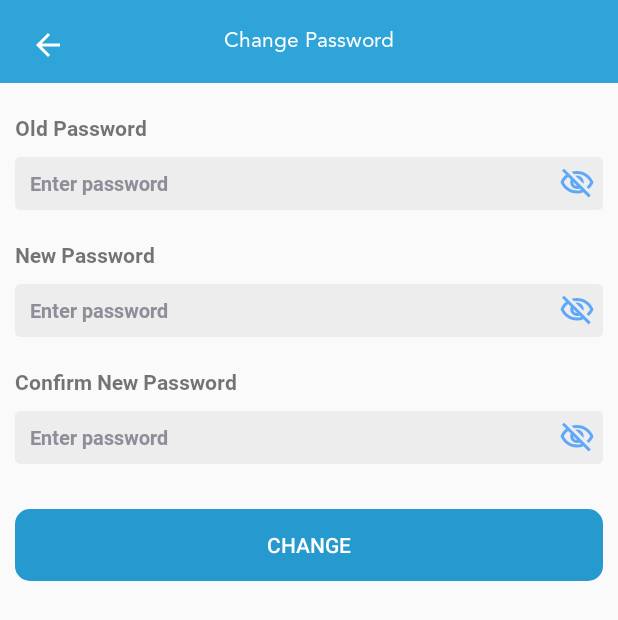
After one commit to harrysusantocatch/robocoinx, an Android app: the ChangePasswordActivity screen opened directly, with no data from a screen before it, on a phone screen of 412 x 824 dp. The commit adds this screen. Shown: the top 620 px of the screen. Run offline under Robolectric (Android 15) with nearby library versions, the phone set to English and light mode, and no system bars.

Commit message:
add change password

```diff
--- a/app/src/main/AndroidManifest.xml
+++ b/app/src/main/AndroidManifest.xml
@@ -17,7 +17,8 @@
         android:roundIcon="@mipmap/ic_launcher_round"
         android:supportsRtl="true"
         android:theme="@style/AppTheme">
-        <activity android:name=".activity.ForgotPasswordActivity"></activity>
+        <activity android:name=".activity.ChangePasswordActivity"></activity>
+        <activity android:name=".activity.ForgotPasswordActivity" />
         <activity android:name=".activity.SignUpActivity" />
         <activity android:name=".activity.ManualRollActivity" />
         <activity android:name=".activity.DepositActivity" />
--- a/app/src/main/java/com/bureng/robocoinx/activity/HomeActivity.kt
+++ b/app/src/main/java/com/bureng/robocoinx/activity/HomeActivity.kt
@@ -217,7 +217,7 @@ class HomeActivity : Activity(), HomeContract.View, View.OnClickListener {
                     newIntent.putExtra(StaticValues.DEPOSIT_ADDRESS, depositAddress)
                     startActivity(newIntent)
                 }
-                layoutNotify.setOnClickListener { dialog.dismiss() }
+                layoutNotify.setOnClickListener { startActivity(Intent(this, ChangePasswordActivity::class.java)) }
                 btnLogout.setOnClickListener { presenter.logout(applicationContext) }
                 dialog.show()
             }
--- /dev/null
+++ b/app/src/main/java/com/bureng/robocoinx/contract/ChangePasswordContract.kt
@@ -0,0 +1,16 @@
+package com.bureng.robocoinx.contract
+
+import android.content.Context
+
+interface ChangePasswordContract {
+    interface View {
+        fun showMessage(message: String)
+        fun showSuccessMessage(message: String)
+        fun showProgressBar()
+        fun hideProgressBar()
+    }
+
+    interface Presenter {
+        fun changePassword(context: Context, oldPassword: String, newPassword: String, repeatPassword: String)
+    }
+}
--- /dev/null
+++ b/app/src/main/res/layout/activity_change_password.xml
@@ -0,0 +1,206 @@
+<?xml version="1.0" encoding="utf-8"?>
+<androidx.constraintlayout.widget.ConstraintLayout xmlns:android="http://schemas.android.com/apk/res/android"
+    xmlns:app="http://schemas.android.com/apk/res-auto"
+    xmlns:tools="http://schemas.android.com/tools"
+    android:layout_width="match_parent"
+    android:layout_height="match_parent"
+    tools:context=".activity.ChangePasswordActivity">
+
+    <androidx.constraintlayout.widget.ConstraintLayout
+        android:layout_width="match_parent"
+        android:layout_height="wrap_content"
+        app:layout_constraintStart_toStartOf="parent"
+        app:layout_constraintTop_toTopOf="parent">
+
+        <ProgressBar
+            android:id="@+id/progressBarWD"
+            style="?android:attr/progressBarStyle"
+            android:layout_width="wrap_content"
+            android:layout_height="wrap_content"
+            android:theme="@style/BlueAccent"
+            android:visibility="gone"
+            app:layout_constraintBottom_toBottomOf="parent"
+            app:layout_constraintEnd_toEndOf="parent"
+            app:layout_constraintStart_toStartOf="parent"
+            app:layout_constraintTop_toTopOf="parent" />
+
+        <androidx.constraintlayout.widget.ConstraintLayout
+            android:id="@+id/overview"
+            android:layout_width="match_parent"
+            android:layout_height="wrap_content"
+            android:background="@color/colorPrimary"
+            app:layout_constraintTop_toTopOf="parent">
+
+            <ImageView
+                android:id="@+id/imageBackWD"
+                android:layout_width="wrap_content"
+                android:layout_height="wrap_content"
+                android:layout_marginStart="20dp"
+                android:layout_marginTop="18dp"
+                android:src="?attr/actionModeCloseDrawable"
+                android:tint="@color/white"
+                app:layout_constraintStart_toStartOf="parent"
+                app:layout_constraintTop_toTopOf="parent" />
+
+            <TextView
+                android:id="@+id/labeHeader"
+                android:layout_width="wrap_content"
+                android:layout_height="wrap_content"
+                android:layout_marginTop="18dp"
+                android:layout_marginBottom="20dp"
+                android:fontFamily="@font/avenir_roman"
+                android:text="@string/label_change_password"
+                android:textColor="@color/white"
+                android:textSize="14sp"
+                app:layout_constraintBottom_toBottomOf="parent"
+                app:layout_constraintEnd_toEndOf="parent"
+                app:layout_constraintStart_toStartOf="parent"
+                app:layout_constraintTop_toTopOf="parent" />
+
+        </androidx.constraintlayout.widget.ConstraintLayout>
+
+        <TextView
+            android:id="@+id/labelOldPassword"
+            android:layout_width="wrap_content"
+            android:layout_height="wrap_content"
+            android:layout_marginStart="10dp"
+            android:layout_marginTop="20dp"
+            android:fontFamily="@font/roboto_bold"
+            android:text="@string/label_old_password"
+            app:layout_constraintStart_toStartOf="parent"
+            app:layout_constraintTop_toBottomOf="@id/overview" />
+
+        <EditText
+            android:id="@+id/editTextOldPassword"
+            android:layout_width="match_parent"
+            android:layout_height="35dp"
+            android:layout_marginStart="10dp"
+            android:layout_marginTop="10dp"
+            android:layout_marginEnd="10dp"
+            android:background="@drawable/edit_text_grey"
+            android:fontFamily="@font/roboto_bold"
+            android:hint="@string/label_password_e"
+            android:inputType="textPassword"
+            android:paddingStart="10dp"
+            android:textAllCaps="false"
+            android:textColor="@color/greyishBrown"
+            android:textColorHint="@color/greyishBrown"
+            android:textSize="13sp"
+            app:layout_constraintEnd_toEndOf="parent"
+            app:layout_constraintStart_toStartOf="parent"
+            app:layout_constraintTop_toBottomOf="@+id/labelOldPassword" />
+
+        <ImageView
+            android:id="@+id/imageVisibilityOldPass"
+            android:layout_width="wrap_content"
+            android:layout_height="wrap_content"
+            android:paddingStart="0dp"
+            android:paddingTop="5dp"
+            android:paddingEnd="5dp"
+            android:src="@drawable/ic_visibility_off"
+            android:tint="@color/brightBlue"
+            app:layout_constraintEnd_toEndOf="@id/editTextOldPassword"
+            app:layout_constraintTop_toTopOf="@id/editTextOldPassword" />
+
+        <TextView
+            android:id="@+id/labelNewPassword"
+            android:layout_width="wrap_content"
+            android:layout_height="wrap_content"
+            android:layout_marginStart="10dp"
+            android:layout_marginTop="20dp"
+            android:fontFamily="@font/roboto_bold"
+            android:text="@string/label_new_password"
+            app:layout_constraintStart_toStartOf="parent"
+            app:layout_constraintTop_toBottomOf="@id/editTextOldPassword" />
+
+        <EditText
+            android:id="@+id/editTextNewPassword"
+            android:layout_width="match_parent"
+            android:layout_height="35dp"
+            android:layout_marginStart="10dp"
+            android:layout_marginTop="10dp"
+            android:layout_marginEnd="10dp"
+            android:background="@drawable/edit_text_grey"
+            android:fontFamily="@font/roboto_bold"
+            android:hint="@string/label_password_e"
+            android:inputType="textPassword"
+            android:paddingStart="10dp"
+            android:textAllCaps="false"
+            android:textColor="@color/greyishBrown"
+            android:textColorHint="@color/greyishBrown"
+            android:textSize="13sp"
+            app:layout_constraintEnd_toEndOf="parent"
+            app:layout_constraintStart_toStartOf="parent"
+            app:layout_constraintTop_toBottomOf="@+id/labelNewPassword" />
+
+        <ImageView
+            android:id="@+id/imageVisibilityNewPass"
+            android:layout_width="wrap_content"
+            android:layout_height="wrap_content"
+            android:paddingStart="0dp"
+            android:paddingTop="5dp"
+            android:paddingEnd="5dp"
+            android:src="@drawable/ic_visibility_off"
+            android:tint="@color/brightBlue"
+            app:layout_constraintEnd_toEndOf="@id/editTextNewPassword"
+            app:layout_constraintTop_toTopOf="@id/editTextNewPassword" />
+
+        <TextView
+            android:id="@+id/labelConfirmPassword"
+            android:layout_width="wrap_content"
+            android:layout_height="wrap_content"
+            android:layout_marginStart="10dp"
+            android:layout_marginTop="20dp"
+            android:fontFamily="@font/roboto_bold"
+            android:text="@string/label_repeat_password"
+            app:layout_constraintStart_toStartOf="parent"
+            app:layout_constraintTop_toBottomOf="@id/editTextNewPassword" />
+
+        <EditText
+            android:id="@+id/editTextConfirmPassword"
+            android:layout_width="match_parent"
+            android:layout_height="35dp"
+            android:layout_marginStart="10dp"
+            android:layout_marginTop="10dp"
+            android:layout_marginEnd="10dp"
+            android:background="@drawable/edit_text_grey"
+            android:fontFamily="@font/roboto_bold"
+            android:hint="@string/label_password_e"
+            android:inputType="textPassword"
+            android:paddingStart="10dp"
+            android:textAllCaps="false"
+            android:textColor="@color/greyishBrown"
+            android:textColorHint="@color/greyishBrown"
+            android:textSize="13sp"
+            app:layout_constraintEnd_toEndOf="parent"
+            app:layout_constraintStart_toStartOf="parent"
+            app:layout_constraintTop_toBottomOf="@+id/labelConfirmPassword" />
+
+        <ImageView
+            android:id="@+id/imageVisibilityConfirmPass"
+            android:layout_width="wrap_content"
+            android:layout_height="wrap_content"
+            android:paddingStart="0dp"
+            android:paddingTop="5dp"
+            android:paddingEnd="5dp"
+            android:src="@drawable/ic_visibility_off"
+            android:tint="@color/brightBlue"
+            app:layout_constraintEnd_toEndOf="@id/editTextConfirmPassword"
+            app:layout_constraintTop_toTopOf="@id/editTextConfirmPassword" />
+
+        <Button
+            android:id="@+id/buttonChangePassword"
+            android:layout_width="match_parent"
+            android:layout_height="match_parent"
+            android:layout_marginStart="10dp"
+            android:layout_marginTop="30dp"
+            android:layout_marginEnd="10dp"
+            android:background="@drawable/button_blue"
+            android:text="@string/label_change"
+            android:textColor="@color/white"
+            app:layout_constraintEnd_toEndOf="parent"
+            app:layout_constraintStart_toStartOf="parent"
+            app:layout_constraintTop_toBottomOf="@id/editTextConfirmPassword" />
+    </androidx.constraintlayout.widget.ConstraintLayout>
+
+</androidx.constraintlayout.widget.ConstraintLayout>
--- a/app/src/main/res/values/strings.xml
+++ b/app/src/main/res/values/strings.xml
@@ -35,10 +35,19 @@
     <string name="transaction_history">Transaction History</string>
     <string name="btc_address">5D1tAaz5x1HUXrCNLbtMDqcw6o5GNn4xxX</string>
     <string name="label_btc_address">Bitcoin Address</string>
+    <string name="label_change_password">Change Password</string>
 
     <string name="label_to">To</string>
     <string name="label_amount">Amount</string>
     <string name="label_enter_amount">Enter Amount</string>
+
+    <string name="label_old_password">Old Password</string>
+    <string name="label_new_password">New Password</string>
+    <string name="label_repeat_password">Confirm New Password</string>
+
+    <string name="label_password_e">Enter password</string>
+
+    <string name="label_change">Change</string>
 
     <string name="label_withdraw">Withdraw</string>
     <string name="label_fee">Transaction Fees: 0.00000000 BTC</string>
```
Also changed, not shown: app/src/main/java/com/bureng/robocoinx/activity/ChangePasswordActivity.kt (added, +129 -0 lines), app/src/main/java/com/bureng/robocoinx/presenter/ChangePasswordPresenter.kt (added, +23 -0 lines), app/src/main/res/mipmap-hdpi/img_password_header.png (added), app/src/main/res/mipmap-mdpi/img_password_header.png (added), app/src/main/res/mipmap-xhdpi/img_password_header.png (added), app/src/main/res/mipmap-xxhdpi/img_password_header.png (added), app/src/main/res/mipmap-xxxhdpi/img_password_header.png (added).
